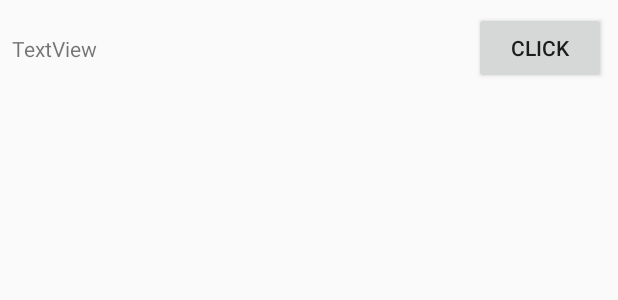
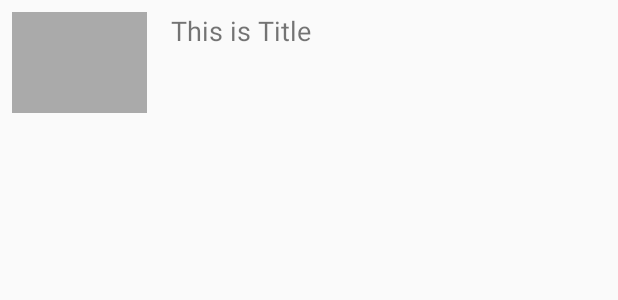
Before and after one commit to Leobuaa/vitoFootball, an Android app: the layout item_news.xml on its own in the app's theme, with its tools: preview values and no code run, on a phone screen of 412 x 824 dp. Shown: the top 300 px of the screen. Run offline under Robolectric (Android 15) with nearby library versions, the phone set to English and light mode, and no system bars.

```diff
--- a/app/build.gradle
+++ b/app/build.gradle
@@ -49,4 +49,6 @@ dependencies {
     // Java8 support for Lifecycles
     implementation "android.arch.lifecycle:common-java8:1.1.0"
     compile 'com.android.support.constraint:constraint-layout:1.0.2'
+
+    compile 'com.squareup.picasso:picasso:2.5.2'
 }
--- a/app/src/main/AndroidManifest.xml
+++ b/app/src/main/AndroidManifest.xml
@@ -18,4 +18,6 @@
         </activity>
     </application>
 
+    <uses-permission android:name="android.permission.INTERNET" />
+    <uses-permission android:name="android.permission.ACCESS_NETWORK_STATE" />
 </manifest>
--- a/app/src/main/res/layout/item_news.xml
+++ b/app/src/main/res/layout/item_news.xml
@@ -7,35 +7,36 @@
     android:layout_height="wrap_content"
     android:visibility="visible">
 
+    <ImageView
+        android:id="@+id/coverImage"
+        android:layout_width="90dp"
+        android:layout_height="67.5dp"
+        android:layout_marginBottom="8dp"
+        android:layout_marginStart="8dp"
+        android:layout_marginTop="8dp"
+        app:layout_constraintBottom_toBottomOf="parent"
+        app:layout_constraintStart_toStartOf="parent"
+        app:layout_constraintTop_toTopOf="parent"
+        app:srcCompat="@android:color/darker_gray" />
+
     <TextView
         android:id="@+id/newsTitle"
-        android:maxLines="2"
-        android:ellipsize="end"
         android:layout_width="0dp"
         android:layout_height="wrap_content"
         android:layout_marginBottom="8dp"
-        android:layout_marginEnd="16dp"
-        android:layout_marginStart="8dp"
+        android:layout_marginEnd="8dp"
+        android:layout_marginStart="16dp"
         android:layout_marginTop="8dp"
-        android:text="TextView"
+        android:textSize="18sp"
+        android:text="This is Title"
+        android:maxLines="2"
+        android:ellipsize="end"
         app:layout_constraintBottom_toBottomOf="parent"
-        app:layout_constraintEnd_toStartOf="@+id/click"
+        app:layout_constraintEnd_toEndOf="parent"
         app:layout_constraintHorizontal_bias="0.0"
-        app:layout_constraintStart_toStartOf="parent"
+        app:layout_constraintStart_toEndOf="@+id/coverImage"
         app:layout_constraintTop_toTopOf="parent"
+        app:layout_constraintVertical_bias="0.0"
         app:layout_constraintWidth_default="wrap"
         app:layout_constraintHeight_default="wrap"/>
-
-    <Button
-        android:id="@+id/click"
-        android:layout_width="wrap_content"
-        android:layout_height="wrap_content"
-        android:layout_marginBottom="8dp"
-        android:layout_marginEnd="8dp"
-        android:layout_marginTop="8dp"
-        android:maxWidth="50dp"
-        android:text="Click"
-        app:layout_constraintBottom_toBottomOf="parent"
-        app:layout_constraintEnd_toEndOf="parent"
-        app:layout_constraintTop_toTopOf="parent" />
 </android.support.constraint.ConstraintLayout>
```
Also changed, not shown: app/src/main/assets/football.json (added, +31 -0 lines), app/src/main/java/com/example/pengzimao/vitofootball/vito/models/NewsAdapter.java (+25 -12 lines), app/src/main/java/com/example/pengzimao/vitofootball/vito/models/NewsInfo.java (+1 -22 lines), app/src/main/java/com/example/pengzimao/vitofootball/vito/models/NewsRepository.java (+64 -0 lines), app/src/main/java/com/example/pengzimao/vitofootball/vito/viewModels/VitoNewsViewModel.java (+11 -6 lines).
